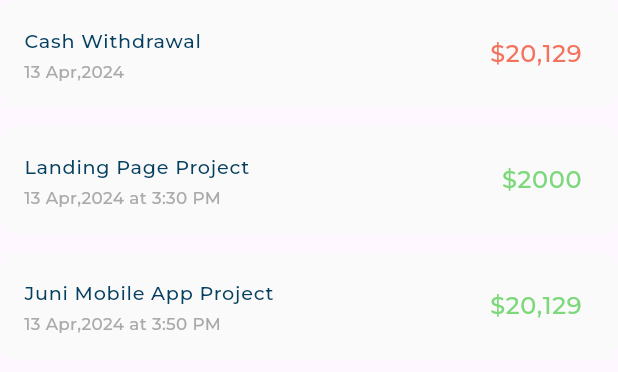
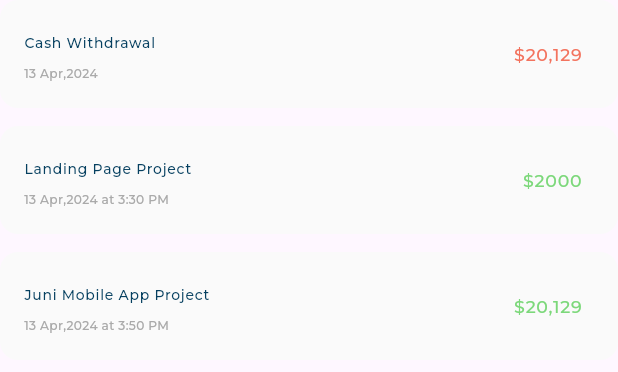
Before and after one commit to Azouz8/Responsive-Dashboard, a Flutter app: the TransactionsListView widget shown alone on an empty page, opened directly, on a phone screen of 412 x 824 dp. Shown: the top 372 px of the screen. Run offline on Flutter 3.47's test engine with Material 3 defaults, Android fonts, the phone set to English and light mode, and no system bars; our stand-ins replace device_preview, expandable_page_view, fl_chart, flutter_svg; project files that could hold a hidden picture were left out.

Commit message:
Mobile Testing Finished

```diff
--- a/lib/utils/app_styles.dart
+++ b/lib/utils/app_styles.dart
@@ -96,14 +96,14 @@ abstract class AppStyles {
 double getResponsiveFontSize(BuildContext context, {required double fontSize}) {
   double scaleFactor = getScaleFactor(context);
   double responsiveFontSize = fontSize * scaleFactor;
-  if (responsiveFontSize >= fontSize * 0.8 &&
+  if (responsiveFontSize >= fontSize * 0.58 &&
       responsiveFontSize <= fontSize * 1.2) {
     return responsiveFontSize;
   } else if (responsiveFontSize > fontSize * 1.2) {
     responsiveFontSize = fontSize * 1.2;
     return responsiveFontSize;
   } else {
-    responsiveFontSize = fontSize * 0.8;
+    responsiveFontSize = fontSize * 0.58;
     return responsiveFontSize;
   }
   // responsiveFontSize.clamp(fontSize*0.8, fontSize*1.2);
@@ -121,6 +121,6 @@ double getScaleFactor(context) {
   } else if (width >= SizeConfig.tabletSize) {
     return width / 1200;
   } else {
-    return width / 900;
+    return width / 1500;
   }
 }
--- a/lib/widgets/income/income_item_listview.dart
+++ b/lib/widgets/income/income_item_listview.dart
@@ -19,6 +19,7 @@ class IncomeItemListView extends StatelessWidget {
   @override
   Widget build(BuildContext context) {
     return ListView.builder(
+      physics: const NeverScrollableScrollPhysics(),
       itemBuilder: (context, index) =>
           IncomeItem(incomeItemModel: items[index]),
       itemCount: items.length,
--- a/lib/widgets/transaction_history/transaction_history.dart
+++ b/lib/widgets/transaction_history/transaction_history.dart
@@ -11,7 +11,6 @@ class TransactionHistory extends StatelessWidget {
   Widget build(BuildContext context) {
     return Container(
       padding: const EdgeInsets.symmetric(vertical: 16, horizontal: 24),
-      // margin: const EdgeInsets.only(left: 16, right: 16),
       decoration: const BoxDecoration(
         borderRadius: BorderRadius.only(
             bottomLeft: Radius.circular(16), bottomRight: Radius.circular(16)),
--- a/lib/widgets/transaction_history/transactions_listview.dart
+++ b/lib/widgets/transaction_history/transactions_listview.dart
@@ -25,10 +25,11 @@ class TransactionsListView extends StatelessWidget {
   @override
   Widget build(BuildContext context) {
     return ListView.builder(
+      physics: const NeverScrollableScrollPhysics(),
       itemBuilder: (context, index) =>
           TransactionItem(transactionHistoryItemModel: items[index]),
-          itemCount: items.length,
-          shrinkWrap: true,
+      itemCount: items.length,
+      shrinkWrap: true,
     );
   }
 }
```
Also changed, not shown: lib/main.dart (+2 -5 lines).
